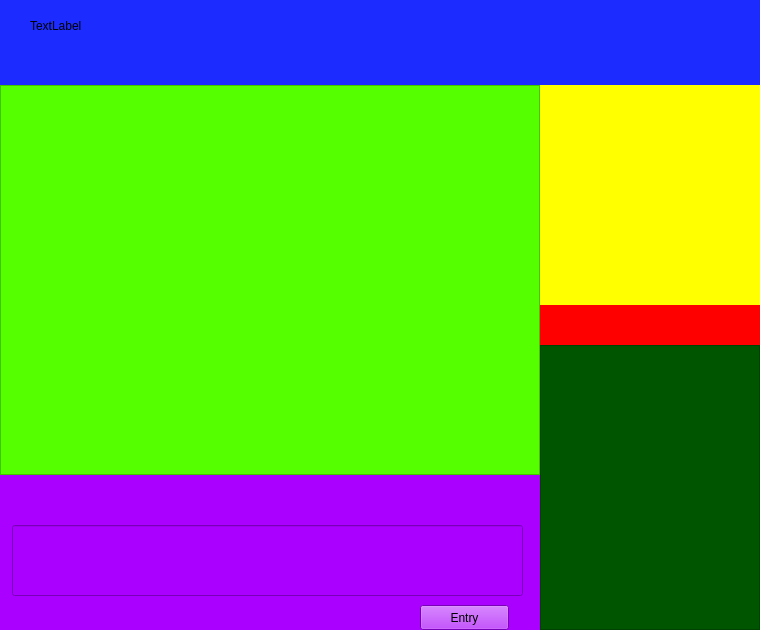
Qt form wechat.ui (supermanc88/WeiTalk) before a commit.
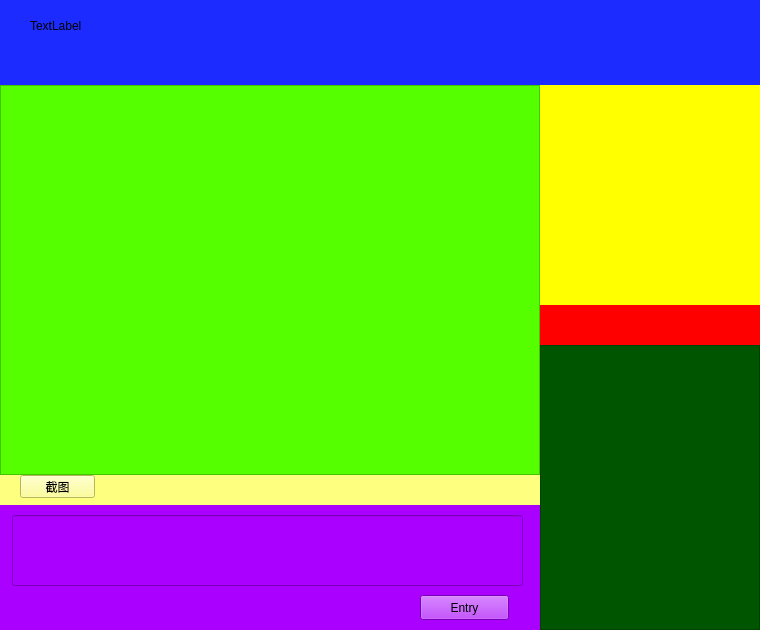
The same form after that commit.

Commit message: 给单人/群组聊天添加截图功能

The edit to the form file:
```diff
--- a/wechat.ui
+++ b/wechat.ui
@@ -186,15 +186,15 @@
    <property name="geometry">
     <rect>
      <x>0</x>
-     <y>475</y>
+     <y>505</y>
      <width>540</width>
-     <height>155</height>
+     <height>125</height>
     </rect>
    </property>
    <property name="minimumSize">
     <size>
      <width>540</width>
-     <height>155</height>
+     <height>125</height>
     </size>
    </property>
    <property name="maximumSize">
@@ -210,7 +210,7 @@
     <property name="geometry">
      <rect>
       <x>12</x>
-      <y>50</y>
+      <y>10</y>
       <width>511</width>
       <height>71</height>
      </rect>
@@ -220,7 +220,7 @@
     <property name="geometry">
      <rect>
       <x>420</x>
-      <y>130</y>
+      <y>90</y>
       <width>89</width>
       <height>25</height>
      </rect>
@@ -230,6 +230,38 @@
     </property>
    </widget>
   </widget>
+  <widget class="QWidget" name="widget_7" native="true">
+   <property name="geometry">
+    <rect>
+     <x>0</x>
+     <y>475</y>
+     <width>540</width>
+     <height>30</height>
+    </rect>
+   </property>
+   <property name="minimumSize">
+    <size>
+     <width>540</width>
+     <height>30</height>
+    </size>
+   </property>
+   <property name="styleSheet">
+    <string notr="true">background-color: rgb(255, 255, 127);</string>
+   </property>
+   <widget class="QPushButton" name="captureBtn">
+    <property name="geometry">
+     <rect>
+      <x>20</x>
+      <y>0</y>
+      <width>75</width>
+      <height>23</height>
+     </rect>
+    </property>
+    <property name="text">
+     <string>截图</string>
+    </property>
+   </widget>
+  </widget>
  </widget>
  <resources/>
  <connections/>
```
The commit also changes 18 other files.
